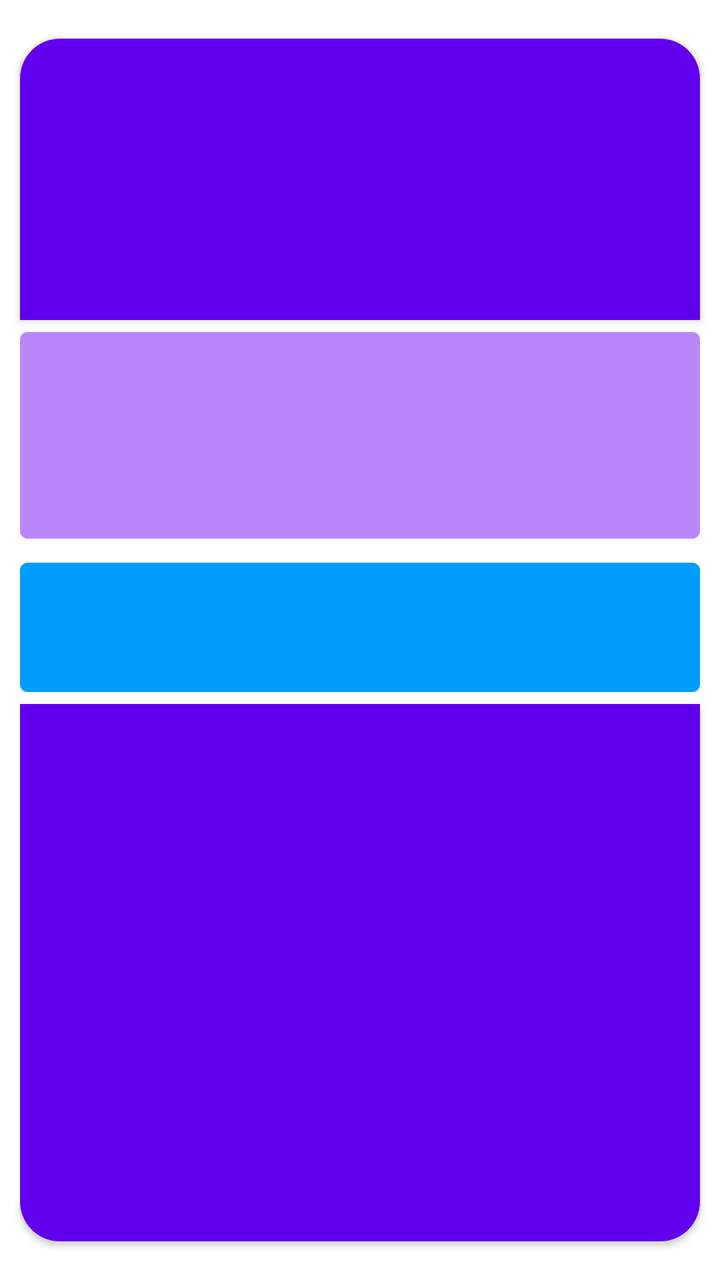
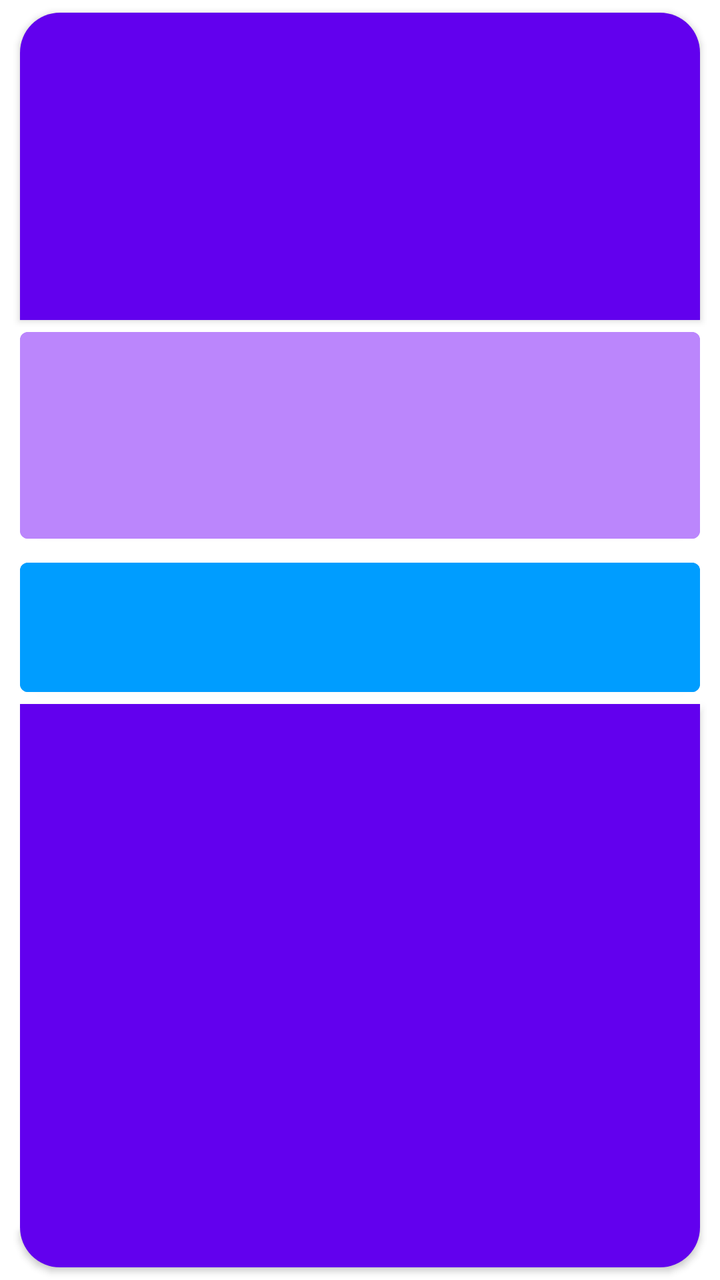

Compare the two renders of this Android layout. The source of the first and the diff that turns it into the second are given below.
<!-- AndroidManifest.xml: application theme Theme.Bai1 -->
<!-- res/layout/btvn1.xml -->
<?xml version="1.0" encoding="utf-8"?>
<androidx.constraintlayout.widget.ConstraintLayout xmlns:android="http://schemas.android.com/apk/res/android"
    android:layout_width="match_parent"
    android:layout_height="match_parent"
    xmlns:app="http://schemas.android.com/apk/res-auto">

    <androidx.constraintlayout.widget.Guideline
        android:layout_width="wrap_content"
        android:layout_height="wrap_content"
        android:id="@+id/line0"
        android:orientation="horizontal"
        app:layout_constraintGuide_percent="0.03"

        />
    <androidx.constraintlayout.widget.Guideline
        android:layout_width="wrap_content"
        android:layout_height="wrap_content"
        android:id="@+id/line1"
        android:orientation="horizontal"
        app:layout_constraintGuide_percent="0.25"

        />
    <androidx.constraintlayout.widget.Guideline
        android:layout_width="wrap_content"
        android:layout_height="wrap_content"
        android:id="@+id/line2"
        android:orientation="horizontal"
        app:layout_constraintGuide_percent="0.43"

        />
    <androidx.constraintlayout.widget.Guideline
        android:layout_width="wrap_content"
        android:layout_height="wrap_content"
        android:id="@+id/line3"
        android:orientation="horizontal"
        app:layout_constraintGuide_percent="0.55"

        />
    <androidx.constraintlayout.widget.Guideline
        android:layout_width="wrap_content"
        android:layout_height="wrap_content"
        android:id="@+id/line4"
        android:orientation="horizontal"
        app:layout_constraintGuide_percent=".97"
        />
    <Button
        android:layout_width="0dp"
        android:layout_height="0dp"
        android:id="@+id/btn1"
        app:layout_constraintStart_toStartOf="parent"
        app:layout_constraintEnd_toEndOf="parent"
        app:layout_constraintTop_toTopOf="@id/line0"
        app:layout_constraintBottom_toBottomOf="@id/line1"
        android:layout_marginStart="10dp"
        android:layout_marginEnd="10dp"
        android:backgroundTint="@null"
        android:background="@drawable/edit_text_selecter"
        />
    <Button
        android:layout_width="0dp"
        android:layout_height="0dp"
        android:id="@+id/btn2"
        app:layout_constraintStart_toStartOf="parent"
        app:layout_constraintEnd_toEndOf="parent"
        app:layout_constraintTop_toTopOf="@id/line1"
        app:layout_constraintBottom_toBottomOf="@id/line2"
        android:backgroundTint="@color/purple_200"
        android:layout_marginStart="10dp"
        android:layout_marginEnd="10dp"
        />
    <Button
        android:layout_width="0dp"
        android:layout_height="0dp"
        android:id="@+id/btn3"
        app:layout_constraintStart_toStartOf="parent"
        app:layout_constraintEnd_toEndOf="parent"
        app:layout_constraintTop_toTopOf="@id/line2"
        app:layout_constraintBottom_toBottomOf="@id/line3"
        android:layout_marginStart="10dp"
        android:backgroundTint="#009DFF"
        android:layout_marginEnd="10dp"
        />
    <Button

        android:layout_width="0dp"
        android:layout_height="0dp"
        android:id="@+id/btn4"
        app:layout_constraintStart_toStartOf="parent"
        app:layout_constraintEnd_toEndOf="parent"
        app:layout_constraintTop_toTopOf="@id/line3"
        app:layout_constraintBottom_toBottomOf="@id/line4"
        android:layout_marginStart="10dp"
        android:layout_marginEnd="10dp"
        android:backgroundTint="@null"
        android:background="@drawable/edit_text_selecter2"

        />

</androidx.constraintlayout.widget.ConstraintLayout>
<!-- resources referenced by this layout -->
<resources>
  <color name="purple_200">#FFBB86FC</color>
  <!-- drawable edit_text_selecter (drawable) -->
  <?xml version="1.0" encoding="utf-8"?>
  <shape xmlns:android="http://schemas.android.com/apk/res/android">
      <corners android:topLeftRadius="20dp" android:topRightRadius="20dp"/>
      <solid android:color="#0091FF"/>
  </shape>
  <!-- drawable edit_text_selecter2 (drawable) -->
  <?xml version="1.0" encoding="utf-8"?>
  <shape xmlns:android="http://schemas.android.com/apk/res/android">
      <corners android:bottomLeftRadius="20dp" android:bottomRightRadius="20dp"/>
      <solid android:color="@color/purple_200"/>
  </shape>
  <style name="Theme.Bai1" parent="Theme.MaterialComponents.DayNight.DarkActionBar">
          
          <item name="colorPrimary">@color/purple_500</item>
          <item name="colorPrimaryVariant">@color/purple_700</item>
          <item name="colorOnPrimary">@color/white</item>
          
          <item name="colorSecondary">@color/teal_200</item>
          <item name="colorSecondaryVariant">@color/teal_700</item>
          <item name="colorOnSecondary">@color/black</item>
          
          <item name="android:statusBarColor">?attr/colorPrimaryVariant</item>
          
      </style>
  <color name="purple_500">#FF6200EE</color>
  <color name="purple_700">#FF3700B3</color>
  <color name="white">#FFFFFFFF</color>
  <color name="teal_200">#FF03DAC5</color>
  <color name="teal_700">#FF018786</color>
  <color name="black">#FF000000</color>
</resources>

<!-- the commit's change to res/layout/btvn1.xml (unified diff, before → after) -->
@@ -9,7 +9,7 @@
         android:layout_height="wrap_content"
         android:id="@+id/line0"
         android:orientation="horizontal"
-        app:layout_constraintGuide_percent="0.03"
+        app:layout_constraintGuide_percent="0.01"
 
         />
     <androidx.constraintlayout.widget.Guideline
@@ -41,7 +41,7 @@
         android:layout_height="wrap_content"
         android:id="@+id/line4"
         android:orientation="horizontal"
-        app:layout_constraintGuide_percent=".97"
+        app:layout_constraintGuide_percent=".99"
         />
     <Button
         android:layout_width="0dp"
<!-- resource entries referenced after the edit -->
@@ -13,7 +13,7 @@
       <corners android:bottomLeftRadius="20dp" android:bottomRightRadius="20dp"/>
       <solid android:color="@color/purple_200"/>
   </shape>
-  <style name="Theme.Bai1" parent="Theme.MaterialComponents.DayNight.DarkActionBar">
+  <style name="Theme.Bai1" parent="Theme.MaterialComponents.DayNight.NoActionBar">
           
           <item name="colorPrimary">@color/purple_500</item>
           <item name="colorPrimaryVariant">@color/purple_700</item>
